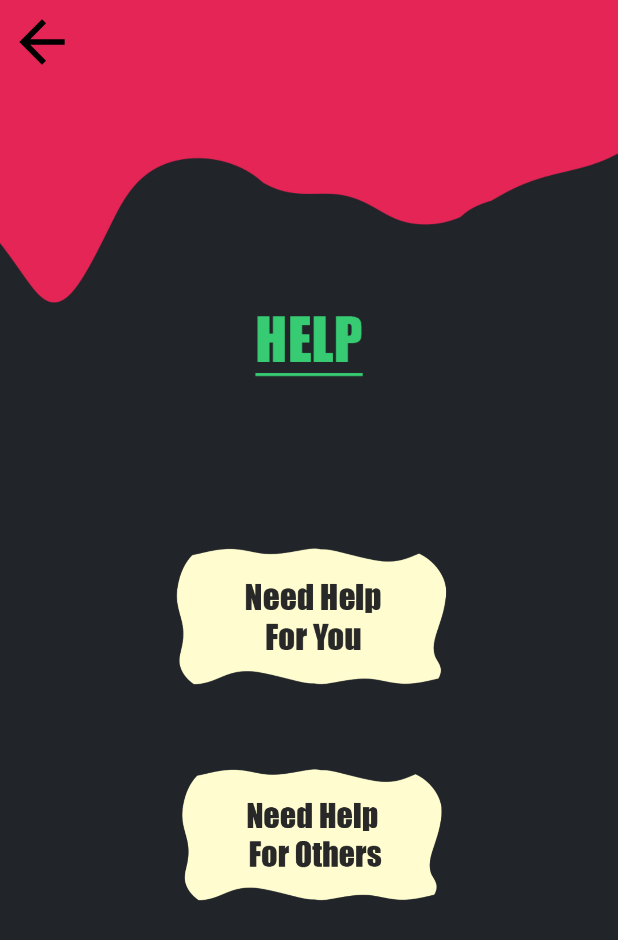
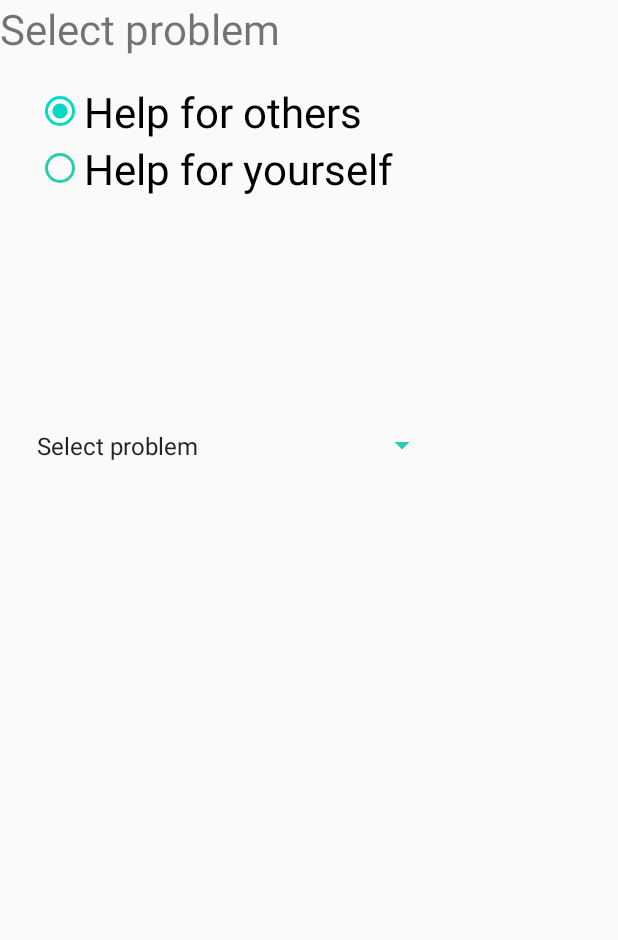
Before and after one commit to AnubhavWorld/YogdaanWork, an Android app: the HelpActivity screen opened directly, with no data from a screen before it, after a tap on an icon or button, on a phone screen of 412 x 824 dp. Shown: the top 940 px of the screen. Run offline under Robolectric (Android 15) with nearby library versions, the phone set to English and light mode, and no system bars.

Commit message:
new commit to present app

```diff
--- a/app/src/main/AndroidManifest.xml
+++ b/app/src/main/AndroidManifest.xml
@@ -9,11 +9,11 @@
         android:roundIcon="@mipmap/ic_launcher_round"
         android:supportsRtl="true"
         android:theme="@style/AppTheme">
-        <activity android:name=".HelpActivity"
-            android:parentActivityName=".MainActivity"
-            android:label="">
-
-        </activity>
+        <activity android:name=".HelpPage"></activity>
+        <activity
+            android:name=".HelpActivity"
+            android:label=""
+            android:parentActivityName=".MainActivity"></activity>
         <activity android:name=".donateFoodActivity" />
         <activity android:name=".donateClothesActivity" />
         <activity android:name=".VolunteerActivity" />
--- a/app/src/main/java/com/example/yogdaan/HelpActivity.java
+++ b/app/src/main/java/com/example/yogdaan/HelpActivity.java
@@ -5,6 +5,7 @@ import androidx.appcompat.app.AppCompatActivity;
 import androidx.appcompat.widget.Toolbar;
 
 import android.app.Activity;
+import android.content.Intent;
 import android.os.Build;
 import android.os.Bundle;
 import android.view.View;
@@ -30,6 +31,7 @@ public class HelpActivity extends AppCompatActivity {
         img1.setOnClickListener(new View.OnClickListener() {
             @Override
             public void onClick(View v) {
+                startActivity(new Intent(HelpActivity.this,HelpPage.class));
                 Toast.makeText(HelpActivity.this, "Help Yourselves", Toast.LENGTH_SHORT).show();
             }
         });
--- /dev/null
+++ b/app/src/main/java/com/example/yogdaan/HelpPage.java
@@ -0,0 +1,127 @@
+package com.example.yogdaan;
+
+import androidx.appcompat.app.AppCompatActivity;
+
+import android.os.Bundle;
+import android.view.View;
+import android.widget.AdapterView;
+import android.widget.ArrayAdapter;
+import android.widget.RadioButton;
+import android.widget.RadioGroup;
+import android.widget.Spinner;
+import android.widget.Toast;
+
+import java.util.ArrayList;
+import java.util.List;
+
+public class HelpPage extends AppCompatActivity {
+
+    Spinner spin;
+    RadioGroup radioGroup;
+    RadioButton radioButton;
+    @Override
+    protected void onCreate(Bundle savedInstanceState) {
+        super.onCreate(savedInstanceState);
+        setContentView(R.layout.activity_help_page);
+        radioGroup=findViewById(R.id.radio1);
+
+
+        spin=(Spinner)findViewById(R.id.spinner2);
+        List<String> list=new ArrayList<String>();
+
+        list.add(0,"Select problem");
+        list.add("Education");
+        list.add("Food");
+        list.add("Medical faciltites");
+        list.add("Need Blood");
+        list.add("clothing");
+        list.add("Need Money");
+        list.add("Housing");
+        list.add("Old people");
+        list.add("Human Rights");
+        list.add("Information Technology");
+        list.add("Agriculture");
+        list.add("Water Resource Management");
+        list.add("Child Development");
+        list.add("Consumer Rights");
+        list.add("Awareness of Insurance");
+        list.add("Enterpreneurship Community");
+        list.add("cooperative and Resource Building");
+        list.add("human Welfare");
+        list.add("Water and Sanitation ");
+        list.add("E-governance");
+        list.add("E-learning");
+        list.add("Community Development");
+        list.add("State budget analysis in perspective of poor");
+        list.add("Sustainable Development");
+        list.add("Marriage of deprived girls");
+        list.add("Civic issues");
+        list.add("Social Development");
+        list.add("Animals Husbandry,Dairying,Fisheries");
+        list.add("Tribal affairs");
+        list.add("Legal Awareness and AID");
+        list.add("Land Resource");
+        list.add("Micro Finance (SHGs)");
+        list.add("Micro Small and Minor Enterprises");
+        list.add("Minority issues");
+        list.add("New and Renewable Energy");
+        list.add("Nutrition");
+        list.add("Panchayati Raj");
+        list.add("Prisioner's issues");
+        list.add("Right to Information and Advocacy");
+        list.add("Rural Development & Poverty Alleviation");
+        list.add("Science and Technology");
+        list.add("Scientific and Industrial Research");
+        list.add("Sports");
+        list.add("Tourism");
+        list.add("Urban Development & Poverty Alleviation");
+        list.add("Women's Development and Empowerment");
+        list.add("Water resource");
+        list.add("Art & culture");
+        list.add("Youth Affairs");
+        list.add("Drinking Water");
+        list.add("Food Processing");
+        list.add("HIV/Aids");
+        list.add("Labour and Employment");
+        list.add("Land Resource");
+        list.add("Health And Family Welfare");
+        list.add("Disaster Management");
+        list.add("Vocational Training");
+        list.add("Environment and Forests");
+        list.add("Differently abled Person");
+        list.add("Biotechnology");
+        list.add("Dalit Upliftment");
+        list.add("Any other");
+
+
+
+        ArrayAdapter<String> arrayAdapter=new ArrayAdapter<String>(this,android.R.layout.simple_spinner_item,list);
+        arrayAdapter.setDropDownViewResource(android.R.layout.simple_spinner_dropdown_item);
+        spin.setAdapter(arrayAdapter);
+        spin.setOnItemSelectedListener(new AdapterView.OnItemSelectedListener() {
+            @Override
+            public void onItemSelected(AdapterView<?> parent, View view, int position, long id) {
+                if(parent.getItemAtPosition(position).equals("Select problem")){
+
+                }
+                else
+                {
+                    String item=parent.getItemAtPosition(position).toString();
+                    Toast.makeText(parent.getContext(), "Selected:"+item, Toast.LENGTH_SHORT).show();
+                }
+            }
+
+            @Override
+            public void onNothingSelected(AdapterView<?> parent) {
+
+
+            }
+        });
+    }
+
+    public void onClickRadiobutton(View view) {
+        int radioid=radioGroup.getCheckedRadioButtonId();
+        radioButton=findViewById(radioid);
+        Toast.makeText(this, radioButton.getText()+"is selected", Toast.LENGTH_SHORT).show();
+    }
+}
--- /dev/null
+++ b/app/src/main/res/layout/activity_help_page.xml
@@ -0,0 +1,70 @@
+<?xml version="1.0" encoding="utf-8"?>
+<RelativeLayout
+    xmlns:android="http://schemas.android.com/apk/res/android"
+    xmlns:app="http://schemas.android.com/apk/res-auto"
+    xmlns:tools="http://schemas.android.com/tools"
+    android:layout_width="match_parent"
+    android:layout_height="match_parent"
+    tools:context=".HelpPage"
+    android:orientation="vertical">
+
+    <TextView
+        android:layout_width="wrap_content"
+        android:layout_height="wrap_content"
+        android:text="Select problem"
+        android:textSize="28sp"
+        app:layout_constraintBottom_toBottomOf="parent"
+        app:layout_constraintLeft_toLeftOf="parent"
+        app:layout_constraintRight_toRightOf="parent"
+        app:layout_constraintTop_toTopOf="parent" />
+
+
+    <Spinner
+        android:id="@+id/spinner2"
+        android:layout_width="wrap_content"
+        android:layout_height="50dp"
+        android:layout_alignParentTop="true"
+
+        android:layout_alignParentEnd="true"
+        android:layout_centerVertical="true"
+        android:layout_marginTop="272dp"
+        android:layout_marginEnd="120dp"
+        android:spinnerMode="dialog"
+        android:layout_alignParentRight="true"
+        android:layout_marginRight="120dp" />
+
+    <RadioGroup
+        android:layout_width="wrap_content"
+        android:layout_height="wrap_content"
+        android:id="@+id/radio1">
+        <RadioButton
+            android:layout_width="wrap_content"
+            android:layout_height="wrap_content"
+            android:layout_alignParentStart="true"
+            android:layout_alignParentTop="true"
+            android:layout_marginStart="24dp"
+            android:layout_marginTop="55dp"
+            android:text="Help for others"
+            android:textSize="28sp"
+            android:id="@+id/c1"
+            android:onClick="onClickRadiobutton"
+            android:checked="true"
+            android:layout_alignParentLeft="true"
+            android:layout_marginLeft="24dp" />
+
+        <RadioButton
+            android:id="@+id/c2"
+            android:layout_width="wrap_content"
+            android:layout_height="wrap_content"
+            android:layout_alignParentStart="true"
+            android:layout_alignParentTop="true"
+            android:layout_marginStart="24dp"
+            android:text="Help for yourself"
+            android:onClick="onClickRadiobutton"
+            android:textSize="28sp"
+            android:layout_alignParentLeft="true"
+            android:layout_marginLeft="24dp" />
+    </RadioGroup>
+
+
+</RelativeLayout>
```
